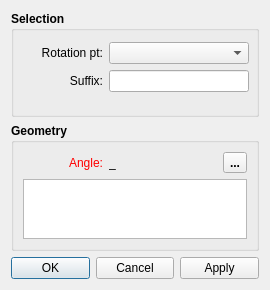
The window that src/libs/vtools/dialogs/tools/dialogrotation.ui (FashionFreedom/Seamly2D) describes before a commit, drawn with Qt 5.
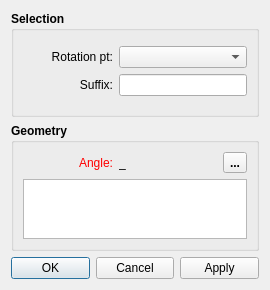
The same window after the commit. Icons and pictures are not drawn.

The edit to the form file:
```diff
--- a/src/libs/vtools/dialogs/tools/dialogrotation.ui
+++ b/src/libs/vtools/dialogs/tools/dialogrotation.ui
@@ -35,13 +35,12 @@
      <property name="minimumSize">
       <size>
        <width>240</width>
-       <height>50</height>
+       <height>0</height>
       </size>
      </property>
      <property name="font">
       <font>
        <pointsize>9</pointsize>
-       <weight>75</weight>
        <bold>true</bold>
       </font>
      </property>
@@ -51,30 +50,29 @@
      <layout class="QVBoxLayout" name="verticalLayout">
       <item>
        <layout class="QFormLayout" name="formLayout">
+        <property name="labelAlignment">
+         <set>Qt::AlignRight|Qt::AlignTrailing|Qt::AlignVCenter</set>
+        </property>
         <property name="topMargin">
-         <number>2</number>
-        </property>
-        <property name="bottomMargin">
-         <number>2</number>
+         <number>6</number>
         </property>
         <item row="0" column="0">
          <widget class="QLabel" name="originPoint_Label">
           <property name="minimumSize">
            <size>
-            <width>80</width>
+            <width>90</width>
             <height>0</height>
            </size>
           </property>
           <property name="maximumSize">
            <size>
-            <width>55</width>
+            <width>16777215</width>
             <height>16777215</height>
            </size>
           </property>
           <property name="font">
            <font>
             <pointsize>9</pointsize>
-            <weight>50</weight>
             <bold>false</bold>
            </font>
           </property>
@@ -90,14 +88,13 @@
          <widget class="QComboBox" name="rotation_ComboBox">
           <property name="minimumSize">
            <size>
-            <width>140</width>
+            <width>80</width>
             <height>0</height>
            </size>
           </property>
           <property name="font">
            <font>
             <pointsize>9</pointsize>
-            <weight>50</weight>
             <bold>false</bold>
            </font>
           </property>
@@ -107,20 +104,19 @@
          <widget class="QLabel" name="suffix_Label">
           <property name="minimumSize">
            <size>
-            <width>80</width>
+            <width>90</width>
             <height>0</height>
            </size>
           </property>
           <property name="maximumSize">
            <size>
-            <width>55</width>
+            <width>16777215</width>
             <height>16777215</height>
            </size>
           </property>
           <property name="font">
            <font>
             <pointsize>9</pointsize>
-            <weight>50</weight>
             <bold>false</bold>
            </font>
           </property>
@@ -136,14 +132,13 @@
          <widget class="QLineEdit" name="suffix_LineEdit">
           <property name="minimumSize">
            <size>
-            <width>140</width>
+            <width>80</width>
             <height>0</height>
            </size>
           </property>
           <property name="font">
            <font>
             <pointsize>9</pointsize>
-            <weight>50</weight>
             <bold>false</bold>
            </font>
           </property>
@@ -171,7 +166,6 @@
      <property name="font">
       <font>
        <pointsize>9</pointsize>
-       <weight>75</weight>
        <bold>true</bold>
       </font>
      </property>
@@ -191,7 +185,7 @@
           </property>
           <property name="minimumSize">
            <size>
-            <width>80</width>
+            <width>90</width>
             <height>0</height>
            </size>
           </property>
@@ -241,7 +235,6 @@
           <property name="font">
            <font>
             <pointsize>9</pointsize>
-            <weight>50</weight>
             <bold>false</bold>
            </font>
           </property>
@@ -263,14 +256,13 @@
           </property>
           <property name="minimumSize">
            <size>
-            <width>87</width>
+            <width>40</width>
             <height>0</height>
            </size>
           </property>
           <property name="font">
            <font>
             <pointsize>9</pointsize>
-            <weight>50</weight>
             <bold>false</bold>
            </font>
           </property>
```
Left out of the diff: 1 changed line with no effect on the pictures.
